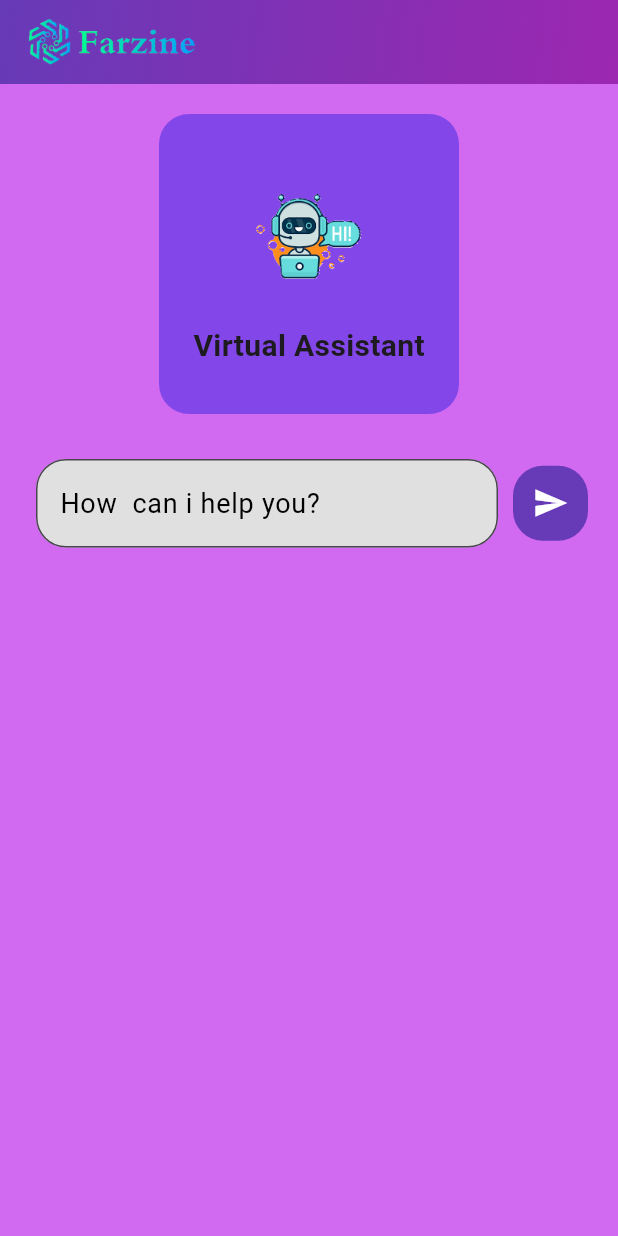
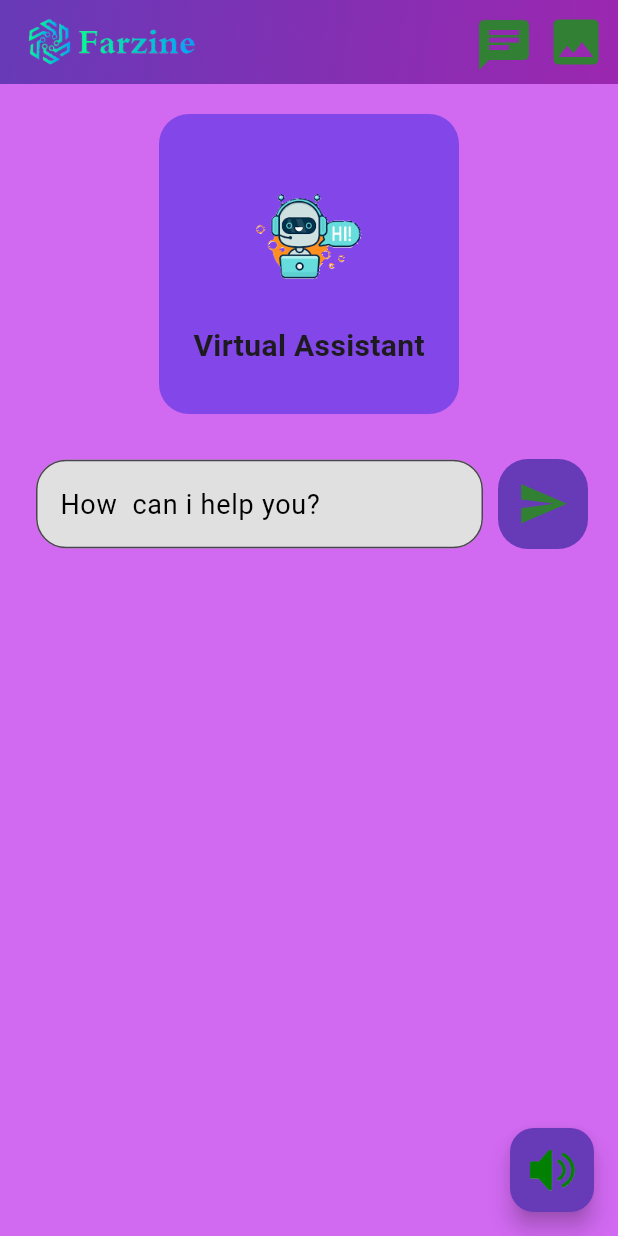
Before and after one commit to Farzine/virtual_assistant_app, a Flutter app: the screen it shows after launch, on a phone screen of 412 x 824 dp. Run offline on Flutter 3.47's test engine with Material 3 defaults, Android fonts, the phone set to English and light mode, and no system bars.

Commit message:
added some icons button

```diff
--- a/lib/screens/home_screen.dart
+++ b/lib/screens/home_screen.dart
@@ -11,6 +11,18 @@ class _HomeScreenState extends State<HomeScreen> {
   @override
   Widget build(BuildContext context) {
     return Scaffold(
+      floatingActionButton: FloatingActionButton(
+        onPressed: () {
+          print("object");
+        },
+        //child: Icon(Icons.mic),
+        child: Image.asset(
+          'assets/sound_on.png',
+          height: 30,
+          width: 30,
+        ),
+        backgroundColor: Colors.deepPurple,
+      ),
       backgroundColor: Color.fromARGB(240, 206, 96, 240),
       appBar: AppBar(
         flexibleSpace: Container(
@@ -30,6 +42,35 @@ class _HomeScreenState extends State<HomeScreen> {
         ),
         titleSpacing: 5,
         elevation: 2,
+
+        actions: [
+          Padding(
+            padding: EdgeInsets.only(right: 4, top: 4),
+            child: InkWell(
+              onTap: () {
+                Navigator.pushNamed(context, '/profile');
+              },
+              child: Icon(
+                Icons.chat,
+                size: 40,
+                color: Color.fromARGB(255, 49, 128, 52),
+              ),
+            ),
+          ),
+          Padding(
+            padding: EdgeInsets.only(right: 8, left: 4),
+            child: InkWell(
+              onTap: () {
+                Navigator.pushNamed(context, '/profile');
+              },
+              child: Icon(
+                Icons.image,
+                size: 40,
+                color: Color.fromARGB(255, 49, 128, 52),
+              ),
+            ),
+          ),
+        ],
       ),
       body: SingleChildScrollView(
         child: Padding(
@@ -101,15 +142,16 @@ class _HomeScreenState extends State<HomeScreen> {
                       duration: Duration(milliseconds: 1000),
                       curve: Curves.bounceIn,
                       padding: const EdgeInsets.all(10),
-                      height: 50,
-                      width: 50,
+                      height: 60,
+                      width: 60,
                       decoration: BoxDecoration(
                         color: Colors.deepPurple,
                         borderRadius: BorderRadius.circular(20),
                       ),
                       child: Icon(
                         Icons.send,
-                        color: Colors.white,
+                        color: Color.fromARGB(255, 49, 128, 52),
+                        size: 35,
                       ),
                     ),
                   ),
```
